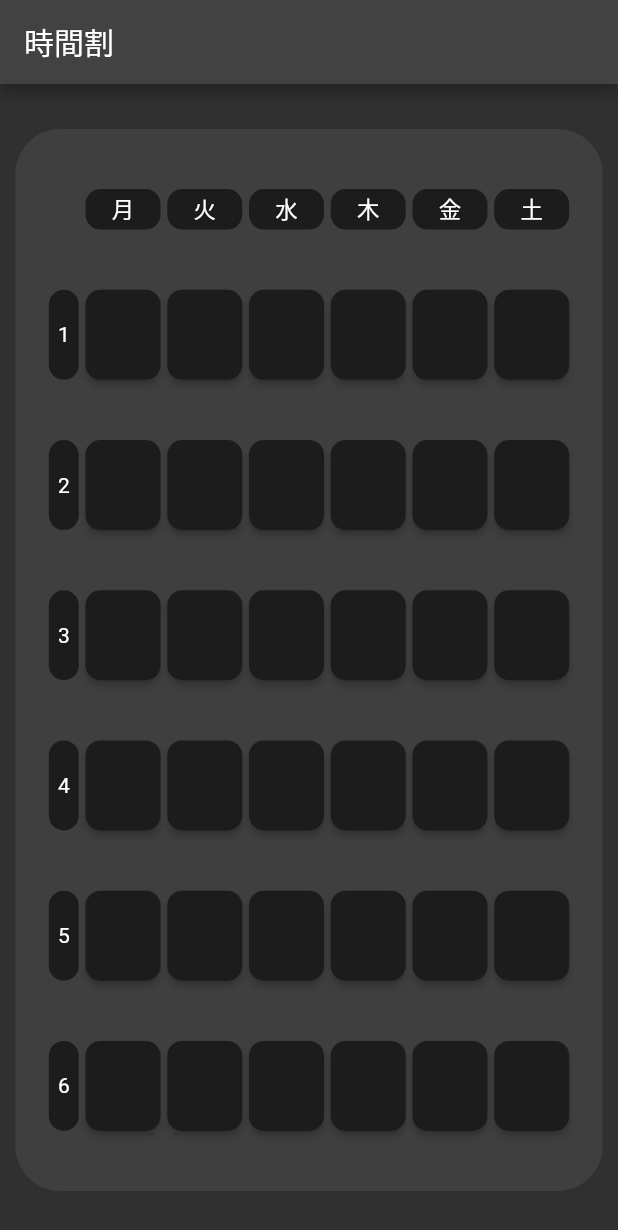
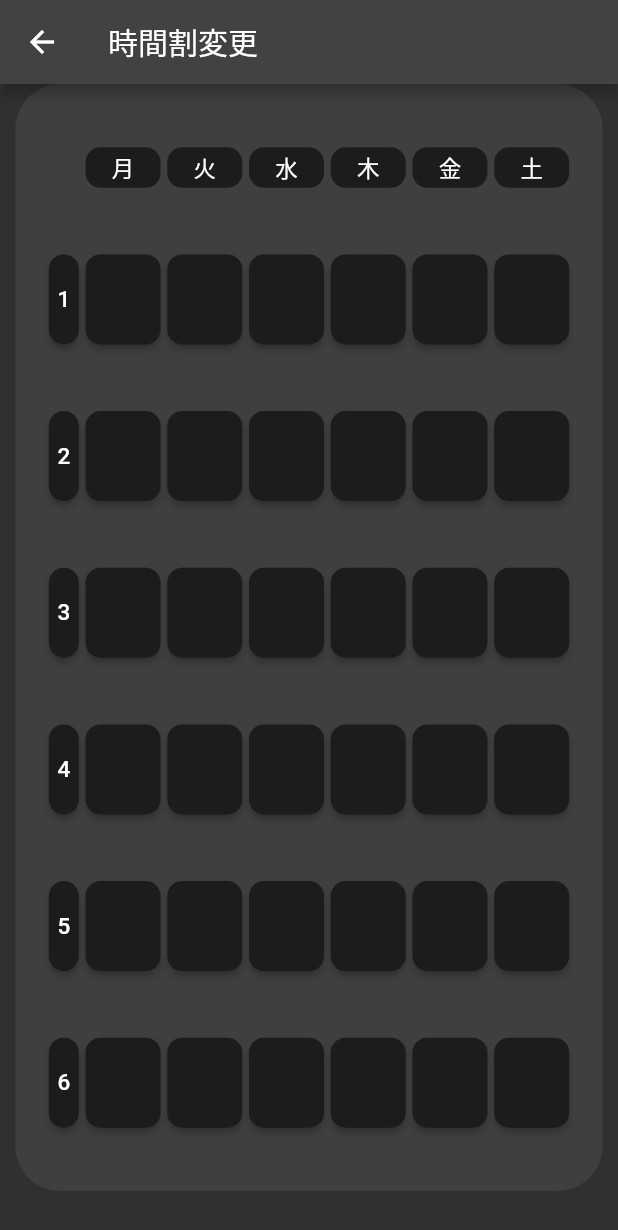
Before and after one commit to ohs-it2022/StudentSupport, a Flutter app: the screen it shows after launch, on a phone screen of 412 x 824 dp. Shown: the top 1230 px of the screen. Run offline on Flutter 3.47's test engine with Material 2 defaults, Android fonts, the phone set to English and light mode, and no system bars; our stand-ins replace auto_route, shared_preferences, table_calendar; missing offline and left inert: app_settings.

Commit message:
編集画面→フォーム画面遷移

```diff
--- a/lib/main.dart
+++ b/lib/main.dart
@@ -1,5 +1,7 @@
 import 'package:flutter/material.dart';
 import 'package:student_support/routers/app_router.dart';
+import 'package:student_support/src/screens/timeTable/TT_change.dart';
+import 'package:student_support/src/screens/timeTable/form.dart';
 import 'package:student_support/src/screens/timeTable/timeTable.dart';
 
 void main() {
@@ -17,7 +19,11 @@ class MyApp extends StatelessWidget {
         brightness: Brightness.dark,
         primaryColor: Colors.lightBlue[800]
       ),
-      home: TimeTablePage(),
+      initialRoute: "/edit",
+      routes: {
+        '/': (context) => TimeTablePage(),
+        '/edit': (context) => TTChangePage(),
+      },
     );
   }
 }
--- a/lib/src/screens/timeTable/TT_change.dart
+++ b/lib/src/screens/timeTable/TT_change.dart
@@ -7,6 +7,7 @@ import 'package:student_support/routers/app_router.gr.dart';
 import 'package:student_support/src/bottom_bar.dart';
 import 'package:student_support/src/sample.dart';
 import 'package:student_support/src/screens/timeTable/TT_sample.dart';
+import 'package:student_support/src/screens/timeTable/form.dart';
 
 @RoutePage()
 class TTChangeRouterPage extends AutoRouter {
@@ -127,7 +128,10 @@ class TTElem extends StatelessWidget {
       child: ElevatedButton(
         onPressed: () {
           // context.router.push(AddDetailRoute(num: num, dayOfWeek: dayOfWeek, weekTimeTable: weekTimeTable));
-
+          Navigator.push(
+            context,
+            MaterialPageRoute(builder: (context) => FormPage(num: num, dayOfWeek: dayOfWeek, weekTimeTable: weekTimeTable))
+          );
         },
         style: btnStyle,
         child: BasicText(text: txt, size: 15,)
```
